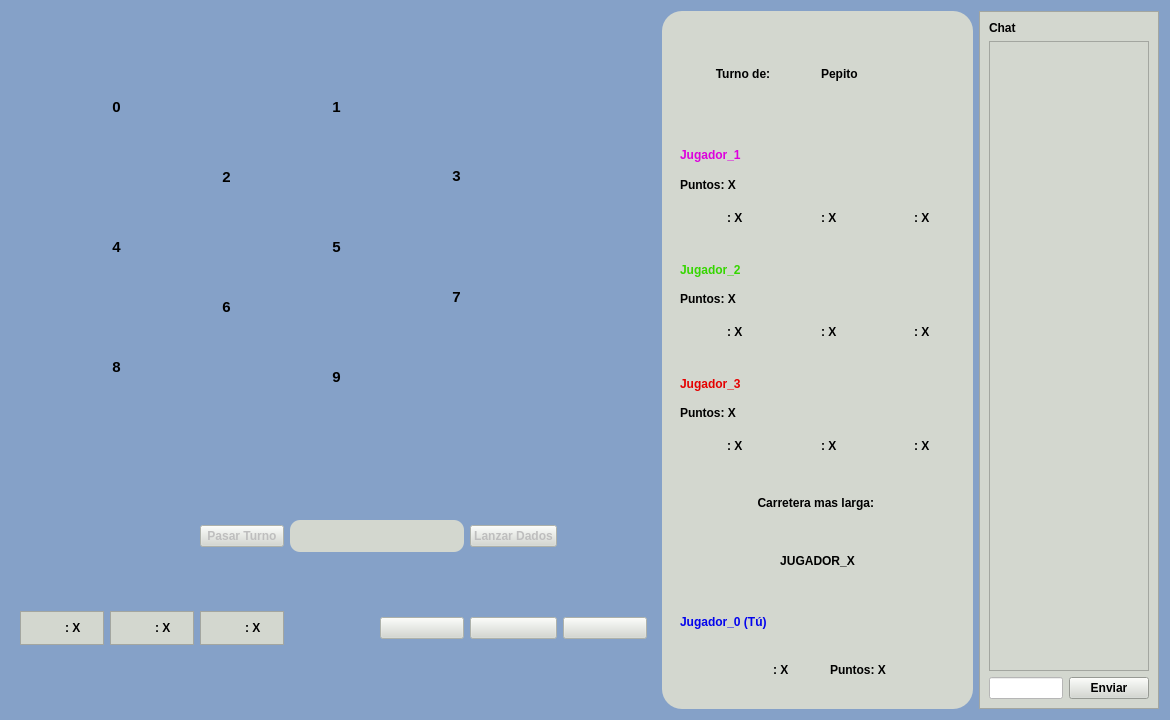
Qt form Tareas/T03/client/frontend/ventana_juego.ui (domingo2000/ProgramacionAvanzada) before a commit.
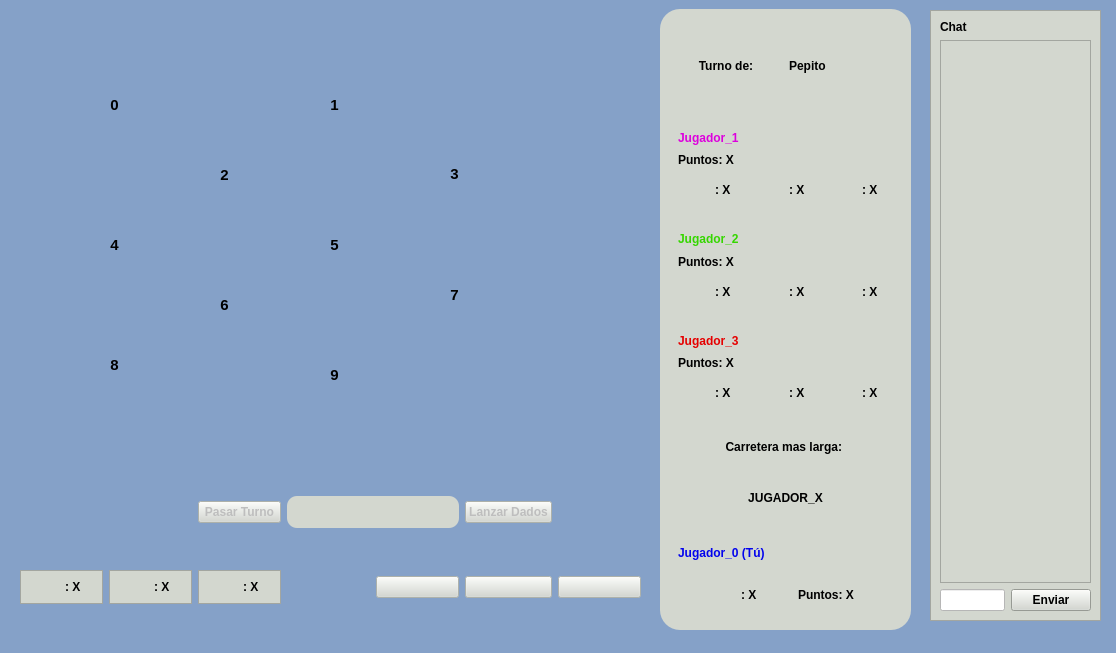
The same form after that commit. Icons and pictures are not drawn.

Commit message: cambios layout

```diff
--- a/Tareas/T03/client/frontend/ventana_juego.ui
+++ b/Tareas/T03/client/frontend/ventana_juego.ui
@@ -6,8 +6,8 @@
    <rect>
     <x>0</x>
     <y>0</y>
-    <width>1166</width>
-    <height>716</height>
+    <width>1116</width>
+    <height>653</height>
    </rect>
   </property>
   <property name="acceptDrops">
@@ -22,9 +22,15 @@
   <property name="styleSheet">
    <string notr="true">background-color: #85A1C8</string>
   </property>
-  <layout class="QGridLayout" name="gridLayout_2">
-   <item row="0" column="0">
     <widget class="QFrame" name="mapa">
+   <property name="geometry">
+    <rect>
+     <x>9</x>
+     <y>9</y>
+     <width>645</width>
+     <height>441</height>
+    </rect>
+   </property>
      <property name="minimumSize">
       <size>
        <width>645</width>
@@ -1419,13 +1425,379 @@
      <zorder>label_nodo_31</zorder>
      <zorder>label_nodo_32</zorder>
     </widget>
-   </item>
-   <item row="0" column="1" rowspan="2">
+  <widget class="QWidget" name="barra_usuario" native="true">
+   <property name="geometry">
+    <rect>
+     <x>20</x>
+     <y>460</y>
+     <width>621</width>
+     <height>181</height>
+    </rect>
+   </property>
+   <property name="minimumSize">
+    <size>
+     <width>521</width>
+     <height>171</height>
+    </size>
+   </property>
+   <property name="styleSheet">
+    <string notr="true">font-weight: bold;
+</string>
+   </property>
+   <layout class="QGridLayout" name="gridLayout">
+    <item row="1" column="5">
+     <widget class="QPushButton" name="boton_carta_desarrollo">
+      <property name="enabled">
+       <bool>false</bool>
+      </property>
+      <property name="styleSheet">
+       <string notr="true">background-color: #D3D7CF</string>
+      </property>
+      <property name="text">
+       <string/>
+      </property>
+      <property name="icon">
+       <iconset>
+        <normaloff>../sprites/Desarrollo/carta_reverso.png</normaloff>../sprites/Desarrollo/carta_reverso.png</iconset>
+      </property>
+      <property name="iconSize">
+       <size>
+        <width>80</width>
+        <height>80</height>
+       </size>
+      </property>
+     </widget>
+    </item>
+    <item row="1" column="2">
+     <widget class="QFrame" name="frame_carta_4">
+      <property name="maximumSize">
+       <size>
+        <width>149</width>
+        <height>133</height>
+       </size>
+      </property>
+      <property name="styleSheet">
+       <string notr="true">background-color: #D3D7CF</string>
+      </property>
+      <property name="frameShape">
+       <enum>QFrame::StyledPanel</enum>
+      </property>
+      <property name="frameShadow">
+       <enum>QFrame::Raised</enum>
+      </property>
+      <layout class="QHBoxLayout" name="horizontalLayout_13">
+       <item>
+        <layout class="QHBoxLayout" name="layoutcarta_4">
+         <item>
+          <widget class="QLabel" name="label_19">
+           <property name="maximumSize">
+            <size>
+             <width>88</width>
+             <height>111</height>
+            </size>
+           </property>
+           <property name="text">
+            <string/>
+           </property>
+           <property name="pixmap">
+            <pixmap>../sprites/Materias_primas/carta_trigo.png</pixmap>
+           </property>
+           <property name="scaledContents">
+            <bool>true</bool>
+           </property>
+          </widget>
+         </item>
+         <item>
+          <widget class="QLabel" name="trigo_j0">
+           <property name="maximumSize">
+            <size>
+             <width>33</width>
+             <height>111</height>
+            </size>
+           </property>
+           <property name="text">
+            <string>: X</string>
+           </property>
+           <property name="alignment">
+            <set>Qt::AlignLeading|Qt::AlignLeft|Qt::AlignVCenter</set>
+           </property>
+           <property name="margin">
+            <number>0</number>
+           </property>
+          </widget>
+         </item>
+        </layout>
+       </item>
+      </layout>
+     </widget>
+    </item>
+    <item row="1" column="4">
+     <widget class="QPushButton" name="pushButton_2">
+      <property name="enabled">
+       <bool>false</bool>
+      </property>
+      <property name="styleSheet">
+       <string notr="true">background-color: #D3D7CF</string>
+      </property>
+      <property name="text">
+       <string/>
+      </property>
+      <property name="icon">
+       <iconset>
+        <normaloff>../sprites/Construcciones/camino_azul_0.png</normaloff>../sprites/Construcciones/camino_azul_0.png</iconset>
+      </property>
+      <property name="iconSize">
+       <size>
+        <width>80</width>
+        <height>80</height>
+       </size>
+      </property>
+     </widget>
+    </item>
+    <item row="1" column="1">
+     <widget class="QFrame" name="frame_carta_3">
+      <property name="maximumSize">
+       <size>
+        <width>149</width>
+        <height>133</height>
+       </size>
+      </property>
+      <property name="styleSheet">
+       <string notr="true">background-color: #D3D7CF</string>
+      </property>
+      <property name="frameShape">
+       <enum>QFrame::StyledPanel</enum>
+      </property>
+      <property name="frameShadow">
+       <enum>QFrame::Raised</enum>
+      </property>
+      <layout class="QHBoxLayout" name="horizontalLayout_12">
+       <item>
+        <layout class="QHBoxLayout" name="layoutcarta_3">
+         <item>
+          <widget class="QLabel" name="label_17">
+           <property name="maximumSize">
+            <size>
+             <width>88</width>
+             <height>111</height>
+            </size>
+           </property>
+           <property name="text">
+            <string/>
+           </property>
+           <property name="pixmap">
+            <pixmap>../sprites/Materias_primas/carta_madera.png</pixmap>
+           </property>
+           <property name="scaledContents">
+            <bool>true</bool>
+           </property>
+          </widget>
+         </item>
+         <item>
+          <widget class="QLabel" name="madera_j0">
+           <property name="maximumSize">
+            <size>
+             <width>33</width>
+             <height>111</height>
+            </size>
+           </property>
+           <property name="text">
+            <string>: X</string>
+           </property>
+           <property name="alignment">
+            <set>Qt::AlignLeading|Qt::AlignLeft|Qt::AlignVCenter</set>
+           </property>
+           <property name="margin">
+            <number>0</number>
+           </property>
+          </widget>
+         </item>
+        </layout>
+       </item>
+      </layout>
+     </widget>
+    </item>
+    <item row="1" column="6">
+     <widget class="QPushButton" name="boton_intercambio">
+      <property name="enabled">
+       <bool>false</bool>
+      </property>
+      <property name="styleSheet">
+       <string notr="true">background-color: #D3D7CF</string>
+      </property>
+      <property name="text">
+       <string/>
+      </property>
+      <property name="icon">
+       <iconset>
+        <normaloff>../sprites/exchange_icon.png</normaloff>../sprites/exchange_icon.png</iconset>
+      </property>
+      <property name="iconSize">
+       <size>
+        <width>80</width>
+        <height>80</height>
+       </size>
+      </property>
+     </widget>
+    </item>
+    <item row="1" column="0">
+     <widget class="QFrame" name="frame_carta_2">
+      <property name="maximumSize">
+       <size>
+        <width>149</width>
+        <height>133</height>
+       </size>
+      </property>
+      <property name="styleSheet">
+       <string notr="true">background-color: #D3D7CF</string>
+      </property>
+      <property name="frameShape">
+       <enum>QFrame::StyledPanel</enum>
+      </property>
+      <property name="frameShadow">
+       <enum>QFrame::Raised</enum>
+      </property>
+      <layout class="QHBoxLayout" name="horizontalLayout_11">
+       <item>
+        <layout class="QHBoxLayout" name="layoutcarta_2">
+         <item>
+          <widget class="QLabel" name="label_15">
+           <property name="maximumSize">
+            <size>
+             <width>88</width>
+             <height>111</height>
+            </size>
+           </property>
+           <property name="text">
+            <string/>
+           </property>
+           <property name="pixmap">
+            <pixmap>../sprites/Materias_primas/carta_arcilla.png</pixmap>
+           </property>
+           <property name="scaledContents">
+            <bool>true</bool>
+           </property>
+          </widget>
+         </item>
+         <item>
+          <widget class="QLabel" name="arcilla_j0">
+           <property name="maximumSize">
+            <size>
+             <width>33</width>
+             <height>111</height>
+            </size>
+           </property>
+           <property name="text">
+            <string>: X</string>
+           </property>
+           <property name="alignment">
+            <set>Qt::AlignLeading|Qt::AlignLeft|Qt::AlignVCenter</set>
+           </property>
+           <property name="margin">
+            <number>0</number>
+           </property>
+          </widget>
+         </item>
+        </layout>
+       </item>
+      </layout>
+     </widget>
+    </item>
+    <item row="0" column="5">
+     <widget class="QPushButton" name="boton_lanzar_dados">
+      <property name="enabled">
+       <bool>false</bool>
+      </property>
+      <property name="styleSheet">
+       <string notr="true">background-color: #D3D7CF</string>
+      </property>
+      <property name="text">
+       <string>Lanzar Dados</string>
+      </property>
+     </widget>
+    </item>
+    <item row="0" column="2">
+     <widget class="QPushButton" name="boton_pasar_turno">
+      <property name="enabled">
+       <bool>false</bool>
+      </property>
+      <property name="styleSheet">
+       <string notr="true">background-color: #D3D7CF</string>
+      </property>
+      <property name="text">
+       <string>Pasar Turno</string>
+      </property>
+     </widget>
+    </item>
+    <item row="0" column="3" colspan="2">
+     <widget class="QFrame" name="frame">
+      <property name="styleSheet">
+       <string notr="true">background-color: #D3D7CF;
+border-radius: 10px</string>
+      </property>
+      <property name="frameShape">
+       <enum>QFrame::StyledPanel</enum>
+      </property>
+      <property name="frameShadow">
+       <enum>QFrame::Raised</enum>
+      </property>
+      <layout class="QHBoxLayout" name="horizontalLayout_10">
+       <item>
+        <widget class="QLabel" name="dado_1">
+         <property name="maximumSize">
+          <size>
+           <width>61</width>
+           <height>61</height>
+          </size>
+         </property>
+         <property name="text">
+          <string/>
+         </property>
+         <property name="pixmap">
+          <pixmap>../sprites/Dados/dado_1.png</pixmap>
+         </property>
+         <property name="scaledContents">
+          <bool>true</bool>
+         </property>
+        </widget>
+       </item>
+       <item>
+        <widget class="QLabel" name="dado_2">
+         <property name="maximumSize">
+          <size>
+           <width>61</width>
+           <height>61</height>
+          </size>
+         </property>
+         <property name="text">
+          <string/>
+         </property>
+         <property name="pixmap">
+          <pixmap>../sprites/Dados/dado_1.png</pixmap>
+         </property>
+         <property name="scaledContents">
+          <bool>true</bool>
+         </property>
+        </widget>
+       </item>
+      </layout>
+     </widget>
+    </item>
+   </layout>
+  </widget>
     <widget class="QFrame" name="informacion_juego">
+   <property name="geometry">
+    <rect>
+     <x>660</x>
+     <y>9</y>
+     <width>251</width>
+     <height>621</height>
+    </rect>
+   </property>
      <property name="minimumSize">
       <size>
-       <width>311</width>
-       <height>651</height>
+     <width>251</width>
+     <height>591</height>
       </size>
      </property>
      <property name="styleSheet">
@@ -2253,13 +2625,19 @@
       </item>
      </layout>
     </widget>
-   </item>
-   <item row="0" column="2" rowspan="2">
     <widget class="QFrame" name="chat">
+   <property name="geometry">
+    <rect>
+     <x>930</x>
+     <y>10</y>
+     <width>171</width>
+     <height>611</height>
+    </rect>
+   </property>
      <property name="minimumSize">
       <size>
-       <width>180</width>
-       <height>641</height>
+     <width>171</width>
+     <height>301</height>
       </size>
      </property>
      <property name="styleSheet">
@@ -2296,8 +2674,8 @@
           <rect>
            <x>0</x>
            <y>0</y>
-           <width>158</width>
-           <height>626</height>
+         <width>149</width>
+         <height>539</height>
           </rect>
          </property>
          <layout class="QVBoxLayout" name="verticalLayout_2">
@@ -2345,362 +2723,6 @@
       </item>
      </layout>
     </widget>
-   </item>
-   <item row="1" column="0">
-    <widget class="QWidget" name="barra_usuario" native="true">
-     <property name="minimumSize">
-      <size>
-       <width>645</width>
-       <height>251</height>
-      </size>
-     </property>
-     <property name="styleSheet">
-      <string notr="true">font-weight: bold;
-</string>
-     </property>
-     <layout class="QGridLayout" name="gridLayout">
-      <item row="1" column="5">
-       <widget class="QPushButton" name="boton_carta_desarrollo">
-        <property name="enabled">
-         <bool>false</bool>
-        </property>
-        <property name="styleSheet">
-         <string notr="true">background-color: #D3D7CF</string>
-        </property>
-        <property name="text">
-         <string/>
-        </property>
-        <property name="icon">
-         <iconset>
-          <normaloff>../sprites/Desarrollo/carta_reverso.png</normaloff>../sprites/Desarrollo/carta_reverso.png</iconset>
-        </property>
-        <property name="iconSize">
-         <size>
-          <width>80</width>
-          <height>80</height>
-         </size>
-        </property>
-       </widget>
-      </item>
-      <item row="1" column="2">
-       <widget class="QFrame" name="frame_carta_4">
-        <property name="maximumSize">
-         <size>
-          <width>149</width>
-          <height>133</height>
-         </size>
-        </property>
-        <property name="styleSheet">
-         <string notr="true">background-color: #D3D7CF</string>
-        </property>
-        <property name="frameShape">
-         <enum>QFrame::StyledPanel</enum>
-        </property>
-        <property name="frameShadow">
-         <enum>QFrame::Raised</enum>
-        </property>
-        <layout class="QHBoxLayout" name="horizontalLayout_13">
-         <item>
-          <layout class="QHBoxLayout" name="layoutcarta_4">
-           <item>
-            <widget class="QLabel" name="label_19">
-             <property name="maximumSize">
-              <size>
-               <width>88</width>
-               <height>111</height>
-              </size>
-             </property>
-             <property name="text">
-              <string/>
-             </property>
-             <property name="pixmap">
-              <pixmap>../sprites/Materias_primas/carta_trigo.png</pixmap>
-             </property>
-             <property name="scaledContents">
-              <bool>true</bool>
-             </property>
-            </widget>
-           </item>
-           <item>
-            <widget class="QLabel" name="trigo_j0">
-             <property name="maximumSize">
-              <size>
-               <width>33</width>
-               <height>111</height>
-              </size>
-             </property>
-             <property name="text">
-              <string>: X</string>
-             </property>
-             <property name="alignment">
-              <set>Qt::AlignLeading|Qt::AlignLeft|Qt::AlignVCenter</set>
-             </property>
-             <property name="margin">
-              <number>0</number>
-             </property>
-            </widget>
-           </item>
-          </layout>
-         </item>
-        </layout>
-       </widget>
-      </item>
-      <item row="1" column="4">
-       <widget class="QPushButton" name="pushButton_2">
-        <property name="enabled">
-         <bool>false</bool>
-        </property>
-        <property name="styleSheet">
-         <string notr="true">background-color: #D3D7CF</string>
-        </property>
-        <property name="text">
-         <string/>
-        </property>
-        <property name="icon">
-         <iconset>
-          <normaloff>../sprites/Construcciones/camino_azul_0.png</normaloff>../sprites/Construcciones/camino_azul_0.png</iconset>
-        </property>
-        <property name="iconSize">
-         <size>
-          <width>80</width>
-          <height>80</height>
-         </size>
-        </property>
-       </widget>
-      </item>
-      <item row="1" column="1">
-       <widget class="QFrame" name="frame_carta_3">
-        <property name="maximumSize">
-         <size>
-          <width>149</width>
-          <height>133</height>
-         </size>
-        </property>
-        <property name="styleSheet">
-         <string notr="true">background-color: #D3D7CF</string>
-        </property>
-        <property name="frameShape">
-         <enum>QFrame::StyledPanel</enum>
-        </property>
-        <property name="frameShadow">
-         <enum>QFrame::Raised</enum>
-        </property>
-        <layout class="QHBoxLayout" name="horizontalLayout_12">
-         <item>
-          <layout class="QHBoxLayout" name="layoutcarta_3">
-           <item>
-            <widget class="QLabel" name="label_17">
-             <property name="maximumSize">
-              <size>
-               <width>88</width>
-               <height>111</height>
-              </size>
-             </property>
-             <property name="text">
-              <string/>
-             </property>
-             <property name="pixmap">
-              <pixmap>../sprites/Materias_primas/carta_madera.png</pixmap>
-             </property>
-             <property name="scaledContents">
-              <bool>true</bool>
-             </property>
-            </widget>
-           </item>
-           <item>
-            <widget class="QLabel" name="madera_j0">
-             <property name="maximumSize">
-              <size>
-               <width>33</width>
-               <height>111</height>
-              </size>
-             </property>
-             <property name="text">
-              <string>: X</string>
-             </property>
-             <property name="alignment">
-              <set>Qt::AlignLeading|Qt::AlignLeft|Qt::AlignVCenter</set>
-             </property>
-             <property name="margin">
-              <number>0</number>
-             </property>
-            </widget>
-           </item>
-          </layout>
-         </item>
-        </layout>
-       </widget>
-      </item>
-      <item row="1" column="6">
-       <widget class="QPushButton" name="boton_intercambio">
-        <property name="enabled">
-         <bool>false</bool>
-        </property>
-        <property name="styleSheet">
-         <string notr="true">background-color: #D3D7CF</string>
-        </property>
-        <property name="text">
-         <string/>
-        </property>
-        <property name="icon">
-         <iconset>
-          <normaloff>../sprites/exchange_icon.png</normaloff>../sprites/exchange_icon.png</iconset>
-        </property>
-        <property name="iconSize">
-         <size>
-          <width>80</width>
-          <height>80</height>
-         </size>
-        </property>
-       </widget>
-      </item>
-      <item row="1" column="0">
-       <widget class="QFrame" name="frame_carta_2">
-        <property name="maximumSize">
-         <size>
-          <width>149</width>
-          <height>133</height>
-         </size>
-        </property>
-        <property name="styleSheet">
-         <string notr="true">background-color: #D3D7CF</string>
-        </property>
-        <property name="frameShape">
-         <enum>QFrame::StyledPanel</enum>
-        </property>
-        <property name="frameShadow">
-         <enum>QFrame::Raised</enum>
-        </property>
-        <layout class="QHBoxLayout" name="horizontalLayout_11">
-         <item>
-          <layout class="QHBoxLayout" name="layoutcarta_2">
-           <item>
-            <widget class="QLabel" name="label_15">
-             <property name="maximumSize">
-              <size>
-               <width>88</width>
-               <height>111</height>
-              </size>
-             </property>
-             <property name="text">
-              <string/>
-             </property>
-             <property name="pixmap">
-              <pixmap>../sprites/Materias_primas/carta_arcilla.png</pixmap>
-             </property>
-             <property name="scaledContents">
-              <bool>true</bool>
-             </property>
-            </widget>
-           </item>
-           <item>
-            <widget class="QLabel" name="arcilla_j0">
-             <property name="maximumSize">
-              <size>
-               <width>33</width>
-               <height>111</height>
-              </size>
-             </property>
-             <property name="text">
-              <string>: X</string>
-             </property>
-             <property name="alignment">
-              <set>Qt::AlignLeading|Qt::AlignLeft|Qt::AlignVCenter</set>
-             </property>
-             <property name="margin">
-              <number>0</number>
-             </property>
-            </widget>
-           </item>
-          </layout>
-         </item>
-        </layout>
-       </widget>
-      </item>
-      <item row="0" column="5">
-       <widget class="QPushButton" name="boton_lanzar_dados">
-        <property name="enabled">
-         <bool>false</bool>
-        </property>
-        <property name="styleSheet">
-         <string notr="true">background-color: #D3D7CF</string>
-        </property>
-        <property name="text">
-         <string>Lanzar Dados</string>
-        </property>
-       </widget>
-      </item>
-      <item row="0" column="2">
-       <widget class="QPushButton" name="boton_pasar_turno">
-        <property name="enabled">
-         <bool>false</bool>
-        </property>
-        <property name="styleSheet">
-         <string notr="true">background-color: #D3D7CF</string>
-        </property>
-        <property name="text">
-         <string>Pasar Turno</string>
-        </property>
-       </widget>
-      </item>
-      <item row="0" column="3" colspan="2">
-       <widget class="QFrame" name="frame">
-        <property name="styleSheet">
-         <string notr="true">background-color: #D3D7CF;
-border-radius: 10px</string>
-        </property>
-        <property name="frameShape">
-         <enum>QFrame::StyledPanel</enum>
-        </property>
-        <property name="frameShadow">
-         <enum>QFrame::Raised</enum>
-        </property>
-        <layout class="QHBoxLayout" name="horizontalLayout_10">
-         <item>
-          <widget class="QLabel" name="dado_1">
-           <property name="maximumSize">
-            <size>
-             <width>61</width>
-             <height>61</height>
-            </size>
-           </property>
-           <property name="text">
-            <string/>
-           </property>
-           <property name="pixmap">
-            <pixmap>../sprites/Dados/dado_1.png</pixmap>
-           </property>
-           <property name="scaledContents">
-            <bool>true</bool>
-           </property>
-          </widget>
-         </item>
-         <item>
-          <widget class="QLabel" name="dado_2">
-           <property name="maximumSize">
-            <size>
-             <width>61</width>
-             <height>61</height>
-            </size>
-           </property>
-           <property name="text">
-            <string/>
-           </property>
-           <property name="pixmap">
-            <pixmap>../sprites/Dados/dado_1.png</pixmap>
-           </property>
-           <property name="scaledContents">
-            <bool>true</bool>
-           </property>
-          </widget>
-         </item>
-        </layout>
-       </widget>
-      </item>
-     </layout>
-    </widget>
-   </item>
-  </layout>
   <zorder>barra_usuario</zorder>
   <zorder>mapa</zorder>
   <zorder>informacion_juego</zorder>
```
Lines whose indentation alone changed are shown as unchanged.
